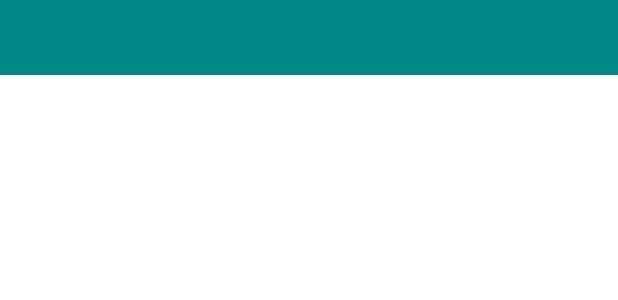
After one commit to Rafal-a/Rx-java, an Android app: the layout fragment_output.xml on its own in the app's theme, with its tools: preview values and no code run, on a phone screen of 412 x 824 dp. The commit adds this screen. Shown: the top 300 px of the screen. Run offline under Robolectric (Android 15) with nearby library versions, the phone set to English and light mode, and no system bars.

Commit message:
design the ui

```diff
--- a/app/build.gradle
+++ b/app/build.gradle
@@ -30,7 +30,7 @@ android {
         jvmTarget = '1.8'
     }
     buildFeatures{
-        viewBinding = true
+        viewBinding  true
     }
 }
 
@@ -40,9 +40,11 @@ dependencies {
     implementation 'androidx.appcompat:appcompat:1.3.1'
     implementation 'com.google.android.material:material:1.4.0'
     implementation 'androidx.constraintlayout:constraintlayout:2.1.0'
+    implementation 'androidx.legacy:legacy-support-v4:1.0.0'
     testImplementation 'junit:junit:4.+'
     androidTestImplementation 'androidx.test.ext:junit:1.1.3'
     androidTestImplementation 'androidx.test.espresso:espresso-core:3.4.0'
     implementation "io.reactivex.rxjava3:rxjava:3.1.1"
+    implementation "androidx.fragment:fragment-ktx:1.3.6"
 
 }
--- a/app/src/main/java/com/thechance/rxjavaapp/MainActivity.kt
+++ b/app/src/main/java/com/thechance/rxjavaapp/MainActivity.kt
@@ -2,6 +2,7 @@ package com.thechance.rxjavaapp
 
 import androidx.appcompat.app.AppCompatActivity
 import android.os.Bundle
+import android.util.Log
 import android.widget.EditText
 import androidx.annotation.IntegerRes
 import androidx.core.widget.doOnTextChanged
@@ -12,10 +13,12 @@ import java.util.concurrent.TimeUnit
 
 class MainActivity : AppCompatActivity() {
     lateinit var binding: ActivityMainBinding
+    private val LOG_TAG = javaClass.simpleName
 
     override fun onCreate(savedInstanceState: Bundle?) {
         super.onCreate(savedInstanceState)
         binding = ActivityMainBinding.inflate(layoutInflater)
         setContentView(binding.root)
+
     }
 }
--- /dev/null
+++ b/app/src/main/res/layout/fragment_output.xml
@@ -0,0 +1,21 @@
+<?xml version="1.0" encoding="utf-8"?>
+<androidx.constraintlayout.widget.ConstraintLayout xmlns:android="http://schemas.android.com/apk/res/android"
+    xmlns:app="http://schemas.android.com/apk/res-auto"
+    xmlns:tools="http://schemas.android.com/tools"
+    android:layout_width="match_parent"
+    android:layout_height="match_parent"
+    tools:context=".OutputFragment">
+
+
+    <TextView
+        android:id="@+id/show_text"
+        android:layout_width="match_parent"
+        android:layout_height="50dp"
+        android:background="@color/teal_700"
+        android:gravity="center"
+        app:layout_constraintEnd_toEndOf="parent"
+        app:layout_constraintHorizontal_bias="0.0"
+        app:layout_constraintStart_toStartOf="parent"
+        app:layout_constraintTop_toTopOf="parent" />
+
+</androidx.constraintlayout.widget.ConstraintLayout>
--- a/app/src/main/res/values/strings.xml
+++ b/app/src/main/res/values/strings.xml
@@ -1,3 +1,5 @@
 <resources>
     <string name="app_name">RxJavaApp</string>
+    <!-- TODO: Remove or change this placeholder text -->
+    <string name="hello_blank_fragment">Hello blank fragment</string>
 </resources>
```
Also changed, not shown: app/src/main/java/com/thechance/rxjavaapp/BaseFragment.kt (added, +38 -0 lines), app/src/main/java/com/thechance/rxjavaapp/InputFragment.kt (added, +53 -0 lines), app/src/main/java/com/thechance/rxjavaapp/OutputFragment.kt (added, +28 -0 lines), app/src/main/res/layout/activity_main.xml (+26 -1 lines), app/src/main/res/layout/fragment_input.xml (added, +19 -0 lines).
